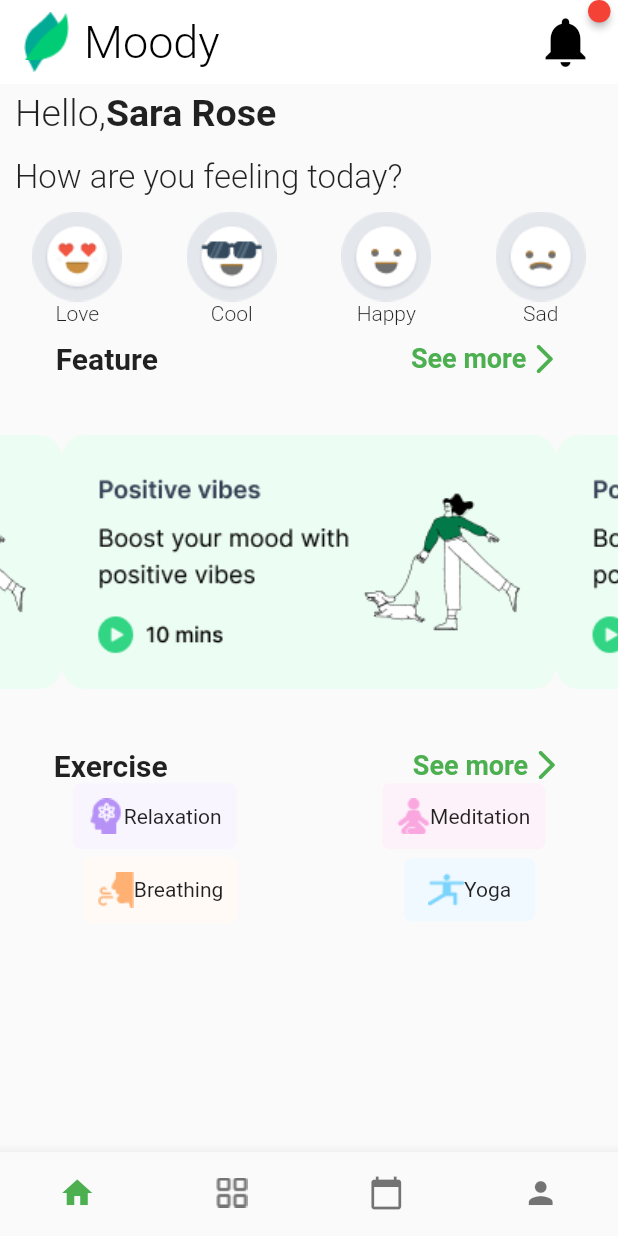
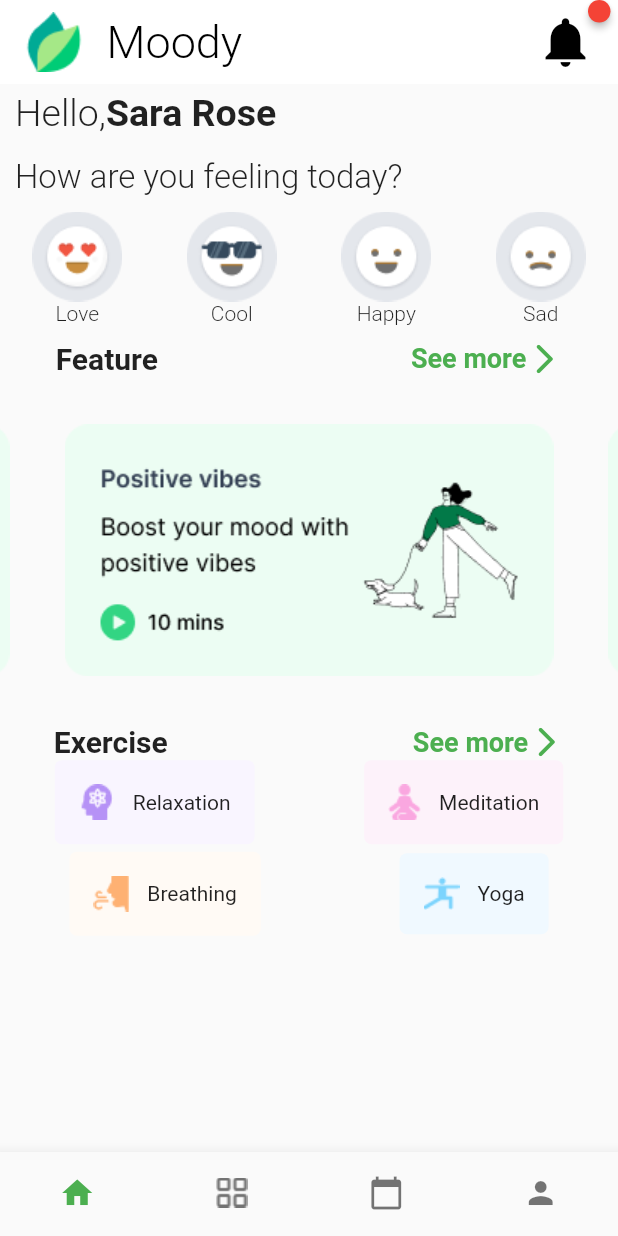
Before and after one commit to MostafaMahmoud2020/route_exam, a Flutter app: the screen it shows after launch, on a phone screen of 412 x 824 dp. Run offline on Flutter 3.47's test engine with Material 2 defaults, Android fonts, the phone set to English and light mode, and no system bars; drawn by our look-alikes of badges, carousel_slider.

Commit message:
create third screen
Navigation:
see more text in first_screen  navigate to second_screen,

messi image in second_screen navigate to third screen

```diff
--- a/lib/first_screen.dart
+++ b/lib/first_screen.dart
@@ -49,14 +49,9 @@ class _FirstScreenState extends State<FirstScreen> {
         backgroundColor: Colors.white,
         title: Row(
           children: [
-            Stack(
-              children: [
-                Image.asset("assets/images/Vector.png"),
-                const SizedBox(
-                  width: 5,
-                ),
-                Image.asset("assets/images/Vector-1.png"),
-              ],
+            Image.asset("assets/images/logo.png"),
+            const SizedBox(
+              width: 5,
             ),
             const SizedBox(
               width: 10,
@@ -81,7 +76,8 @@ class _FirstScreenState extends State<FirstScreen> {
                   width: 5,
                   height: 5,
                 )),
-                child: const Icon(Icons.notifications, color: Colors.black, size: 40),
+                child: const Icon(Icons.notifications,
+                    color: Colors.black, size: 40),
               ),
             ),
           )
@@ -91,5 +87,5 @@ class _FirstScreenState extends State<FirstScreen> {
     );
   }
 
-  List<Widget> tabs = [HomeTab(), const WidgetTab(), HomeTab(), const WidgetTab()];
+  List<Widget> tabs = [HomeTab(), WidgetTab(), HomeTab(), WidgetTab()];
 }
--- a/lib/main.dart
+++ b/lib/main.dart
@@ -1,6 +1,7 @@
 import 'package:flutter/material.dart';
 import 'package:route_exam/first_screen.dart';
 import 'package:route_exam/second_screen.dart';
+import 'package:route_exam/third_screen.dart';
 
 main() {
   runApp(MyApplication());
@@ -18,6 +19,7 @@ class MyApplication extends StatelessWidget {
       routes: {
         FirstScreen.routeName: (context) => FirstScreen(),
         SecondScreen.routeName: (context) => SecondScreen(),
+        ThirdScreen.routeName: (context) => ThirdScreen(),
       },
     );
   }
--- a/lib/tabs/home_tab.dart
+++ b/lib/tabs/home_tab.dart
@@ -15,24 +15,27 @@ class HomeTab extends StatelessWidget {
 
   @override
   Widget build(BuildContext context) {
-    return Column(
+    return SingleChildScrollView(
+      child: Column(
         children: [
-        Padding(
-          padding: const EdgeInsets.only(top: 5, left: 10),
+          const Padding(
+            padding: EdgeInsets.only(top: 5, left: 10),
             child: Row(
               children: [
                 Text("Hello,",
-                  style: TextStyle(fontSize: 25, fontWeight: FontWeight.w300)),
+                    style:
+                        TextStyle(fontSize: 25, fontWeight: FontWeight.w300)),
                 Text("Sara Rose",
-                  style: TextStyle(fontSize: 25, fontWeight: FontWeight.bold)),
+                    style:
+                        TextStyle(fontSize: 25, fontWeight: FontWeight.bold)),
               ],
             ),
           ),
-        SizedBox(
+          const SizedBox(
             height: 15,
           ),
-        Padding(
-          padding: const EdgeInsets.only(left: 10),
+          const Padding(
+            padding: EdgeInsets.only(left: 10),
             child: Align(
                 alignment: Alignment.centerLeft,
                 child: Text(
@@ -41,7 +44,7 @@ class HomeTab extends StatelessWidget {
                   textAlign: TextAlign.start,
                 )),
           ),
-        SizedBox(
+          const SizedBox(
             height: 10,
           ),
           Row(
@@ -50,7 +53,7 @@ class HomeTab extends StatelessWidget {
               Column(
                 children: [
                   Image.asset("assets/images/Frame 10.png"),
-                Text(
+                  const Text(
                     "Love",
                     style: TextStyle(fontWeight: FontWeight.w300),
                   )
@@ -59,7 +62,7 @@ class HomeTab extends StatelessWidget {
               Column(
                 children: [
                   Image.asset("assets/images/Frame 10 (1).png"),
-                Text(
+                  const Text(
                     "Cool",
                     style: TextStyle(fontWeight: FontWeight.w300),
                   )
@@ -68,7 +71,7 @@ class HomeTab extends StatelessWidget {
               Column(
                 children: [
                   Image.asset("assets/images/Frame 8.png"),
-                Text(
+                  const Text(
                     "Happy",
                     style: TextStyle(fontWeight: FontWeight.w300),
                   )
@@ -77,7 +80,7 @@ class HomeTab extends StatelessWidget {
               Column(
                 children: [
                   Image.asset("assets/images/Frame 12.png"),
-                Text(
+                  const Text(
                     "Sad",
                     style: TextStyle(fontWeight: FontWeight.w300),
                   )
@@ -85,10 +88,10 @@ class HomeTab extends StatelessWidget {
               ),
             ],
           ),
-        SizedBox(
+          const SizedBox(
             height: 10,
           ),
-        Row(
+          const Row(
             mainAxisAlignment: MainAxisAlignment.spaceAround,
             children: [
               Text(
@@ -115,38 +118,37 @@ class HomeTab extends StatelessWidget {
               ),
             ],
           ),
-        Container(
-          height: MediaQuery.of(context).size.height * .3,
-          child: CarouselSlider.builder(
+          CarouselSlider.builder(
             carouselController: buttonCarouselController,
             itemCount: images.length,
             itemBuilder: (BuildContext context, int index, int realIndex) =>
-                Image.asset(images[index], fit: BoxFit.contain),
+                Image.asset(
+              images[index],
+            ),
             options: CarouselOptions(
               reverse: true,
               autoPlay: true,
-              viewportFraction: 0.8,
+              viewportFraction: 0.88,
               initialPage: 0,
               enableInfiniteScroll: true,
-              autoPlayInterval: Duration(seconds: 3),
-            ),
+              autoPlayInterval: const Duration(seconds: 3),
             ),
           ),
           Row(
             mainAxisAlignment: MainAxisAlignment.spaceAround,
             children: [
-            Text(
+              const Text(
                 "Exercise",
                 style: TextStyle(fontSize: 20, fontWeight: FontWeight.bold),
               ),
-            SizedBox(
+              const SizedBox(
                 width: 20,
               ),
               InkWell(
                 onTap: () {
                   Navigator.pushNamed(context, SecondScreen.routeName);
                 },
-              child: Row(
+                child: const Row(
                   children: [
                     Text(
                       "See more",
@@ -169,74 +171,88 @@ class HomeTab extends StatelessWidget {
             children: [
               Container(
                   decoration: BoxDecoration(
-                    color: Color.fromRGBO(249, 245, 255, 1),
+                      color: const Color.fromRGBO(249, 245, 255, 1),
                       borderRadius: BorderRadius.circular(5)),
-                padding: EdgeInsets.all(10),
+                  padding: const EdgeInsets.all(16),
                   child: Row(
                     children: [
                       Image.asset("assets/images/Frame.png"),
-                    Text(
+                      const SizedBox(
+                        width: 12,
+                      ),
+                      const Text(
                         "Relaxation",
-                      style:
-                          TextStyle(fontSize: 14, fontWeight: FontWeight.w400),
+                        style: TextStyle(
+                            fontSize: 14, fontWeight: FontWeight.w400),
                       )
                     ],
                   )),
               Container(
                   decoration: BoxDecoration(
-                    color: Color.fromRGBO(253, 242, 250, 1),
+                      color: const Color.fromRGBO(253, 242, 250, 1),
                       borderRadius: BorderRadius.circular(5)),
-                padding: EdgeInsets.all(10),
+                  padding: const EdgeInsets.all(16),
                   child: Row(
                     children: [
                       Image.asset("assets/images/Group.png"),
-                    Text(
+                      const SizedBox(
+                        width: 12,
+                      ),
+                      const Text(
                         "Meditation",
-                      style:
-                          TextStyle(fontSize: 14, fontWeight: FontWeight.w400),
+                        style: TextStyle(
+                            fontSize: 14, fontWeight: FontWeight.w400),
                       )
                     ],
                   )),
             ],
           ),
-        SizedBox(height: 5,),
+          const SizedBox(
+            height: 5,
+          ),
           Row(
             mainAxisAlignment: MainAxisAlignment.spaceAround,
             children: [
               Container(
                   decoration: BoxDecoration(
-                    color: Color.fromRGBO(255, 250, 245, 1),
-
+                      color: const Color.fromRGBO(255, 250, 245, 1),
                       borderRadius: BorderRadius.circular(5)),
-                padding: EdgeInsets.all(10),
+                  padding: const EdgeInsets.all(16),
                   child: Row(
                     children: [
                       Image.asset("assets/images/Group (1).png"),
-                    Text(
+                      const SizedBox(
+                        width: 12,
+                      ),
+                      const Text(
                         "Breathing",
-                      style:
-                          TextStyle(fontSize: 14, fontWeight: FontWeight.w400),
+                        style: TextStyle(
+                            fontSize: 14, fontWeight: FontWeight.w400),
                       )
                     ],
                   )),
               Container(
                   decoration: BoxDecoration(
-                    color: Color.fromRGBO(240, 249, 255, 1),
+                      color: const Color.fromRGBO(240, 249, 255, 1),
                       borderRadius: BorderRadius.circular(5)),
-                padding: EdgeInsets.symmetric(horizontal: 16, vertical: 10),
+                  padding: const EdgeInsets.all(16),
                   child: Row(
                     children: [
                       Image.asset("assets/images/Group (2).png"),
-                    Text(
+                      const SizedBox(
+                        width: 12,
+                      ),
+                      const Text(
                         "Yoga",
-                      style:
-                          TextStyle(fontSize: 14, fontWeight: FontWeight.w400),
+                        style: TextStyle(
+                            fontSize: 14, fontWeight: FontWeight.w400),
                       )
                     ],
                   )),
             ],
           ),
         ],
+      ),
     );
   }
 }
```
Also changed, not shown: lib/second_screen.dart (+10 -4 lines), lib/tabs/widget_tab.dart (+25 -4 lines), lib/third_screen.dart (added, +283 -0 lines), assets/images/Doctor-PNG-Images 1.png (added), assets/images/Frame 340.png (added), assets/images/Frame 3466530.png (added), assets/images/Frame555.png (added), assets/images/logo.png (added). Lines whose indentation alone changed are shown as unchanged.
